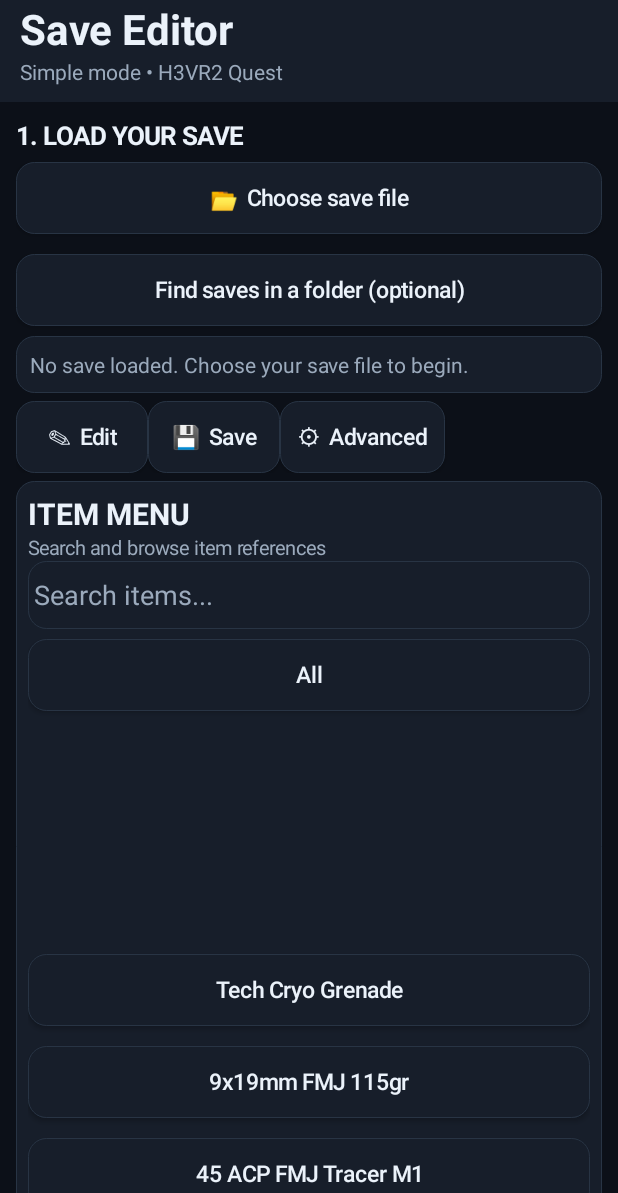
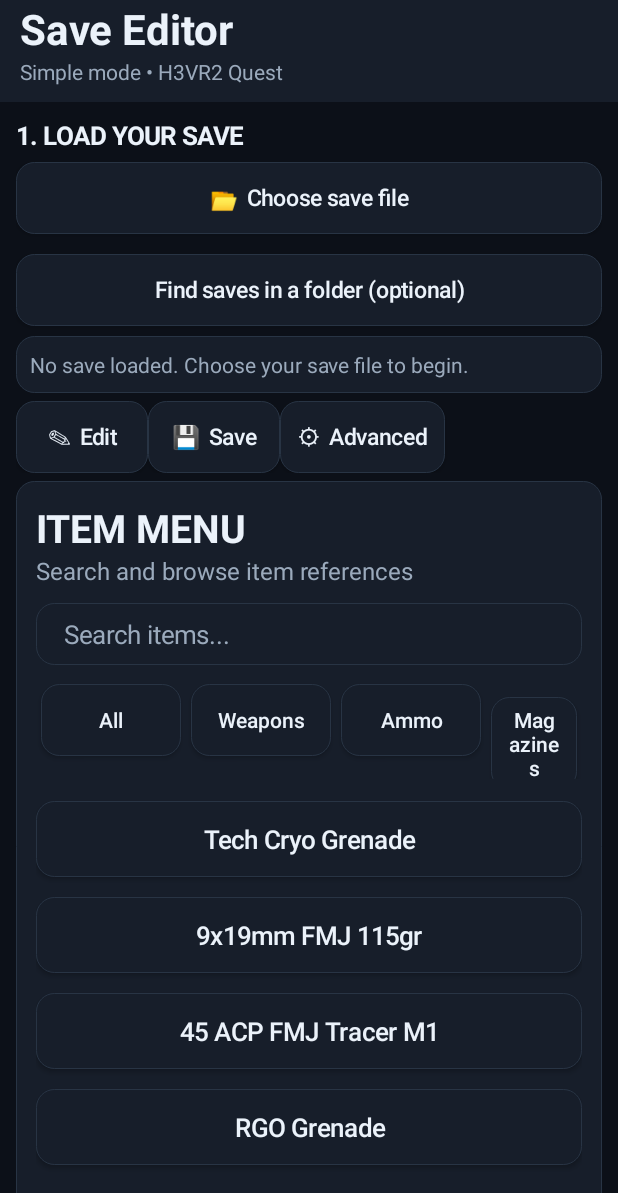
Before and after one commit to goldenroar1804-dev/H3vr2-timmothy-game-save-editor-quest-port-, an Android app: the screen it shows after launch (MainActivity), on a phone screen of 412 x 824 dp, the part 43-1236 px from its top. Run offline under Robolectric (Android 15) with nearby library versions, the phone set to English and light mode, and no system bars; 1 statement that could not run was skipped.

Commit message:
Enlarge and improve item menu layout

```diff
--- a/app/src/main/java/com/timmyquesteditor/MainActivity.java
+++ b/app/src/main/java/com/timmyquesteditor/MainActivity.java
@@ -53,17 +53,17 @@ public class MainActivity extends Activity {
         workspace.addView(quickPanel);TextView tip=label("Start with Quick Edit. Always export a backup before changing your save.",13,MUTED,false);tip.setPadding(12,14,12,14);body.addView(tip);root.addView(scroll,new LinearLayout.LayoutParams(-1,0,1));setContentView(root);
     }
     LinearLayout spawnMenuPanel(){
-        LinearLayout p=new LinearLayout(this);p.setOrientation(LinearLayout.VERTICAL);p.setPadding(12,12,12,12);p.setBackground(panel());
-        p.addView(label("ITEM MENU",20,TEXT,true));p.addView(label("Search and browse item references",13,MUTED,false));
-        EditText search=new EditText(this);search.setSingleLine(true);search.setHint("Search items...");search.setTextColor(TEXT);search.setHintTextColor(MUTED);search.setBackground(panel());p.addView(search);
-        LinearLayout cats=new LinearLayout(this);cats.setOrientation(LinearLayout.HORIZONTAL);p.addView(cats);
-        ScrollView listScroll=new ScrollView(this);LinearLayout list=new LinearLayout(this);list.setOrientation(LinearLayout.VERTICAL);listScroll.addView(list);p.addView(listScroll,new LinearLayout.LayoutParams(-1,500));
+        LinearLayout p=new LinearLayout(this);p.setOrientation(LinearLayout.VERTICAL);p.setPadding(20,20,20,20);p.setBackground(panel());
+        p.addView(label("ITEM MENU",26,TEXT,true));p.addView(label("Search and browse item references",16,MUTED,false));
+        EditText search=new EditText(this);search.setSingleLine(true);search.setHint("  Search items...");search.setTextColor(TEXT);search.setHintTextColor(MUTED);search.setTextSize(17);search.setPadding(16,14,16,14);search.setBackground(panel());LinearLayout.LayoutParams searchLp=new LinearLayout.LayoutParams(-1,-2);searchLp.setMargins(0,16,0,14);p.addView(search,searchLp);
+        LinearLayout cats=new LinearLayout(this);cats.setOrientation(LinearLayout.HORIZONTAL);ScrollView catScroll=new ScrollView(this);catScroll.setHorizontalScrollBarEnabled(true);catScroll.addView(cats);LinearLayout.LayoutParams catLp=new LinearLayout.LayoutParams(-1,100);p.addView(catScroll,catLp);
+        ScrollView listScroll=new ScrollView(this);LinearLayout list=new LinearLayout(this);list.setOrientation(LinearLayout.VERTICAL);listScroll.addView(list);LinearLayout.LayoutParams listLp=new LinearLayout.LayoutParams(-1,650);listLp.setMargins(0,12,0,12);p.addView(listScroll,listLp);
         String[] category={"All","Weapons","Ammo","Magazines","Explosives","Equipment","Power-ups","Misc"};
         String[] ids={"extref://footlong.base/Grenade_TechCryo","extref://footlong.base/Round_9x19mm_FMJ_115gr","extref://footlong.base/Round_45ACP_FMJTracer_M1","extref://footlong.base/Grenade_RGO"};
         String[] names={"Tech Cryo Grenade","9x19mm FMJ 115gr","45 ACP FMJ Tracer M1","RGO Grenade"};
         String[] types={"Explosives","Ammo","Ammo","Explosives"};final String[] selected={"All"};
-        Runnable refresh=()->{list.removeAllViews();int count=0;String q=search.getText().toString().trim().toLowerCase(java.util.Locale.ROOT);for(int i=0;i<names.length;i++){if(!selected[0].equals("All")&&!selected[0].equals(types[i]))continue;if(!names[i].toLowerCase(java.util.Locale.ROOT).contains(q)&&!ids[i].toLowerCase(java.util.Locale.ROOT).contains(q))continue;Button item=button(names[i]);item.setOnClickListener(v->new android.app.AlertDialog.Builder(MainActivity.this).setTitle(names[i]).setMessage("Reference ID:\\n"+ids[i]+"\\n\\nThis reference was found in your uploaded VendOS save. Adding/spawning it requires verified save structure.").setPositiveButton("OK",null).show());list.addView(item);count++;}if(count==0)list.addView(label("No matching items in the currently verified item references.",14,MUTED,false));};
-        for(String c:category){Button b=button(c);cats.addView(b);b.setOnClickListener(v->{selected[0]=c.equals("All")?"All":c;refresh.run();});}
+        Runnable refresh=()->{list.removeAllViews();int count=0;String q=search.getText().toString().trim().toLowerCase(java.util.Locale.ROOT);for(int i=0;i<names.length;i++){if(!selected[0].equals("All")&&!selected[0].equals(types[i]))continue;if(!names[i].toLowerCase(java.util.Locale.ROOT).contains(q)&&!ids[i].toLowerCase(java.util.Locale.ROOT).contains(q))continue;Button item=button(names[i]);item.setTextSize(17);item.setPadding(18,18,18,18);item.setMinimumHeight(76);item.setOnClickListener(v->new android.app.AlertDialog.Builder(MainActivity.this).setTitle(names[i]).setMessage("Reference ID:\\n"+ids[i]+"\\n\\nThis reference was found in your uploaded VendOS save. Adding/spawning it requires verified save structure.").setPositiveButton("OK",null).show());list.addView(item);count++;}if(count==0)list.addView(label("No matching items in the currently verified item references.",14,MUTED,false));};
+        for(String c:category){Button b=button(c);b.setTextSize(14);b.setPadding(18,8,18,8);b.setMinWidth(140);LinearLayout.LayoutParams catButtonLp=new LinearLayout.LayoutParams(-2,-2);catButtonLp.setMargins(5,5,5,5);cats.addView(b,catButtonLp);b.setOnClickListener(v->{selected[0]=c.equals("All")?"All":c;refresh.run();});}
         search.addTextChangedListener(new android.text.TextWatcher(){public void beforeTextChanged(CharSequence s,int st,int c,int a){}public void onTextChanged(CharSequence s,int st,int before,int count){refresh.run();}public void afterTextChanged(android.text.Editable e){}});refresh.run();
         p.addView(label("Items shown are verified references found in the provided save files. This is a catalogue view; item injection is not yet validated.",12,MUTED,false));return p;
     }
```
